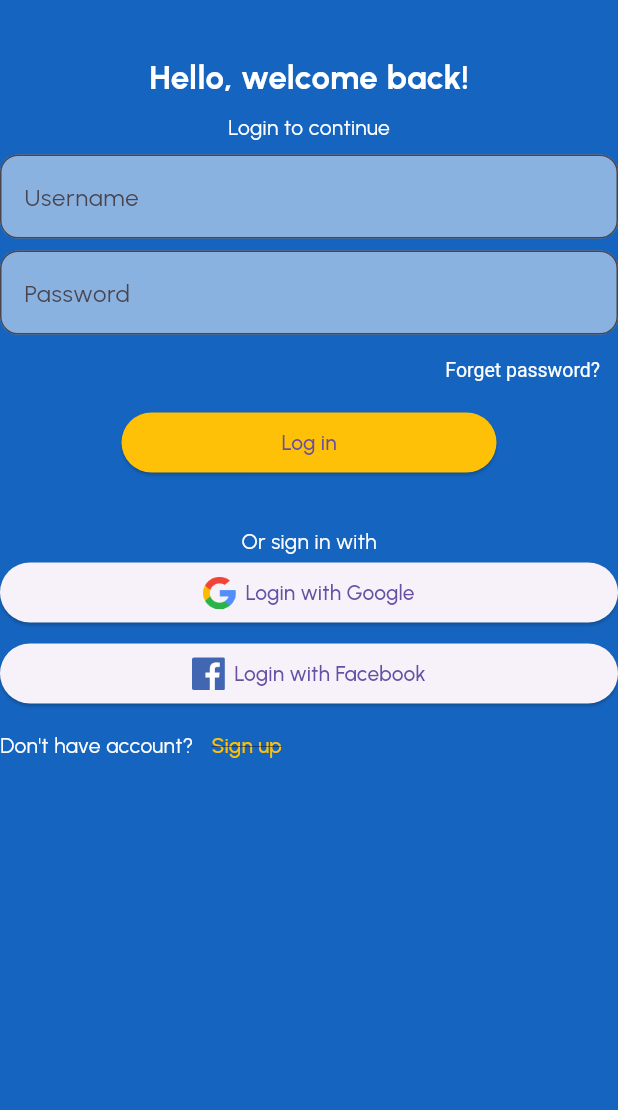
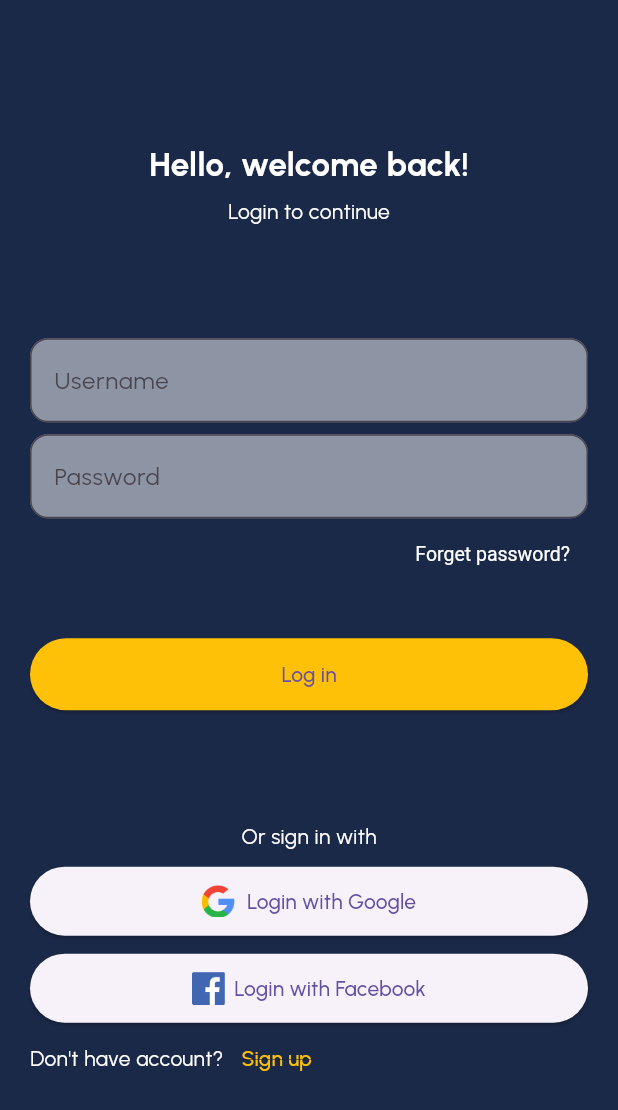
Before and after one commit to baharkeshavarz/flutter_first_app, a Flutter app: the screen it shows after launch, on a phone screen of 412 x 824 dp. Shown: the top 1110 px of the screen. Run offline on Flutter 3.47's test engine with Material 3 defaults, Android fonts, the phone set to English and light mode, and no system bars.

Commit message:
finish up the design of login page

```diff
--- a/lib/login_page.dart
+++ b/lib/login_page.dart
@@ -6,10 +6,14 @@ class LoginPage extends StatelessWidget {
    @override
    Widget build(BuildContext context) {
     return Scaffold(
-        backgroundColor: Colors.blue[800],
-        body: Column(
+        body: SingleChildScrollView(
+          child: SizedBox(
+            height: MediaQuery.of(context).size.height,
+            child: Padding(
+            padding: const EdgeInsets.all(20.0),
+            child: Column(
              children: [
-            const SizedBox(height: 36,),
+                    const Spacer(),
                     const Text(
                               "Hello, welcome back!",
                               style: TextStyle(
@@ -18,14 +22,14 @@ class LoginPage extends StatelessWidget {
                                   fontWeight: FontWeight.bold,
                                   ),
                       ),
-            const SizedBox(height: 8,),
+                    const SizedBox(height: 6,),
                     const Text(
                               "Login to continue",
                               style: TextStyle(
                                   color: Colors.white,
                               ),
                       ),
-            const SizedBox(height: 8,),
+                    const Spacer(),
                     TextField(
                             decoration: InputDecoration(
                                 hintText: "Username",
@@ -54,8 +58,10 @@ class LoginPage extends StatelessWidget {
                                 child: const Text("Forget password?")
                               ),
                           ),
+                      const SizedBox(height: 32,),
                     SizedBox(  // make the button biger
-                  width: 250,
+                          width: double.infinity,
+                          height: 48,
                           child: ElevatedButton(
                                 style: ElevatedButton.styleFrom(
                                       backgroundColor: Colors.amber,
@@ -64,14 +70,17 @@ class LoginPage extends StatelessWidget {
                               child: const Text("Log in"),
                             ),
                         ),
-             const SizedBox(height: 32),
+                    const Spacer(),
                     const Text(
                             "Or sign in with",
                             style: TextStyle(
                                   color: Colors.white,
                             ),
                     ),
-             ElevatedButton(
+                    const SizedBox(height: 10,),
+                    SizedBox(
+                       height: 46,
+                       child: ElevatedButton(
                             onPressed: () {},
                             child: Row(
                             mainAxisAlignment: MainAxisAlignment.center,
@@ -81,12 +90,15 @@ class LoginPage extends StatelessWidget {
                                   width: 22,
                                   height: 22,
                                 ),
-                      const SizedBox(width: 6,),
+                              const SizedBox(width: 8,),
                               const Text("Login with Google"),
                           ],),
                       ),
-              const SizedBox(height: 6,),
-              ElevatedButton(
+                   ),
+                    const SizedBox(height: 12,),
+                        SizedBox(
+                        height: 46,
+                        child: ElevatedButton(
                           onPressed: () {},
                           child: Row(
                             mainAxisAlignment: MainAxisAlignment.center,
@@ -99,7 +111,9 @@ class LoginPage extends StatelessWidget {
                               const SizedBox(width: 6,),
                               const Text("Login with Facebook")
                             ],
-                )),
+                          )
+                          ),
+                        ),
                         Row(children: [
                           const Text("Don't have account?", style: TextStyle(color: Colors.white,),),
                           TextButton(
@@ -110,8 +124,13 @@ class LoginPage extends StatelessWidget {
                                                style: TextStyle(decoration: TextDecoration.lineThrough),
                                             ),
                                             ),
-                ],)
+                        ],),
+                    const Spacer(),
+
                   ],
+                ),
+              ),
+              ),
             ),
         );
    }
--- a/lib/main.dart
+++ b/lib/main.dart
@@ -1,6 +1,7 @@
 
 import 'package:flutter/material.dart';
 import 'package:flutter_first_app/login_page.dart';
+import 'package:flutter_first_app/styles/app_colors.dart';
 
 void main() {
   runApp(const MyApp());
@@ -13,7 +14,10 @@ class MyApp extends StatelessWidget {
   Widget build(BuildContext context) {
     return MaterialApp(
       title: "My First Application",
-      theme: ThemeData(fontFamily: 'Urbanist'),
+      theme: ThemeData(
+                        fontFamily: 'Urbanist',
+                        scaffoldBackgroundColor: AppColors.background,
+                      ),
       home: const LoginPage(),
     );
   }
--- /dev/null
+++ b/lib/styles/app_colors.dart
@@ -0,0 +1,13 @@
+import 'package:flutter/material.dart';
+
+class AppColors {
+  static const primary = Color(0xffFBD512);
+  static const font = Color(0xffD8D8D8);
+  static const font2 = Color(0xff373737);
+  static const disableFont = Color(0xffA7A7A7);
+  static const disableButton = Color(0xff303030);
+  static const background = Color(0xff1A2947);
+  static const black = Color(0xff000000);
+  static const white = Color(0xffffffff);
+  static final fieldColor = const Color(0xFFD9D9D9).withOpacity(0.6);
+}
```
Lines whose indentation alone changed are shown as unchanged.
